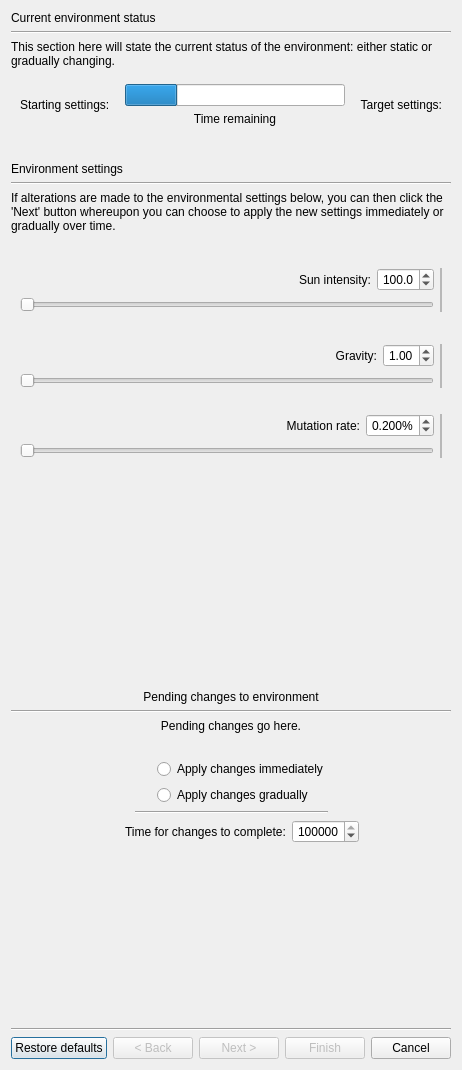
First picture: the form in ui/environmentdialog.ui, repository rrwick/Grovolve, before the edit.
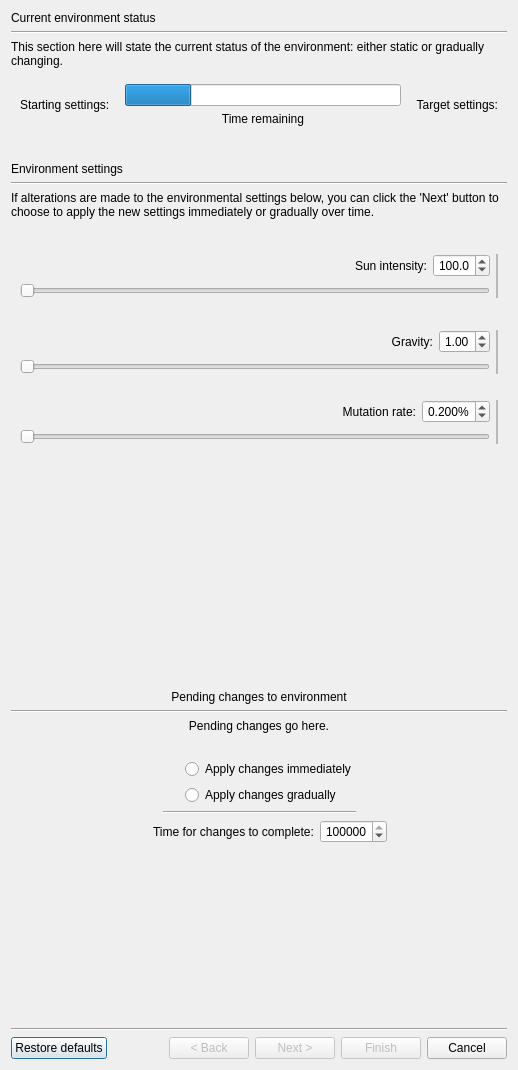
Second picture: the form after the edit. Custom widgets are drawn as their Qt base class.

Commit message: Revise UI text

What changed in the file:
```diff
--- a/ui/environmentdialog.ui
+++ b/ui/environmentdialog.ui
@@ -6,7 +6,7 @@
    <rect>
     <x>0</x>
     <y>0</y>
-    <width>447</width>
+    <width>518</width>
     <height>1070</height>
    </rect>
   </property>
@@ -179,7 +179,7 @@
       <item>
        <widget class="QLabel" name="messageLabel">
         <property name="text">
-         <string>If alterations are made to the environmental settings below, you can then click the 'Next' button whereupon you can choose to apply the new settings immediately or gradually over time.</string>
+         <string>If alterations are made to the environmental settings below, you can click the 'Next' button to choose to apply the new settings immediately or gradually over time.</string>
         </property>
         <property name="wordWrap">
          <bool>true</bool>
```
The commit also changes 4 other files.
